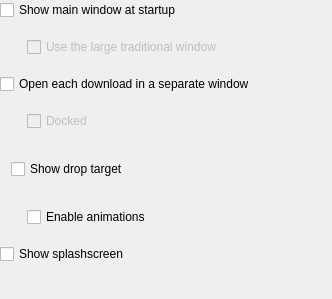
This is conf/dlgappearance.ui in KDE/kget as Qt 5 draws it before an edit. The edited form follows.
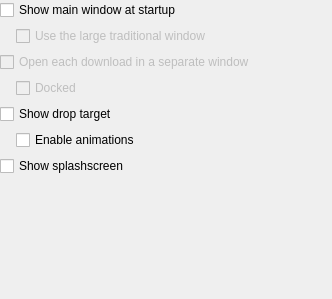
This is the edited form.

The edit to the form file:
```diff
--- a/conf/dlgappearance.ui
+++ b/conf/dlgappearance.ui
@@ -15,29 +15,45 @@
   <property name="windowTitle" >
    <string>DlgAppearance</string>
   </property>
-  <layout class="QGridLayout" >
+  <layout class="QVBoxLayout" >
    <property name="margin" >
     <number>0</number>
    </property>
    <property name="spacing" >
     <number>6</number>
    </property>
-   <item row="0" column="0" >
+   <item>
     <widget class="QCheckBox" name="kcfg_ShowMain" >
      <property name="text" >
       <string>Show main window at startup</string>
      </property>
     </widget>
    </item>
-   <item row="1" column="0" >
-    <layout class="QGridLayout" >
+   <item>
+    <layout class="QHBoxLayout" >
      <property name="margin" >
-      <number>11</number>
+      <number>0</number>
      </property>
      <property name="spacing" >
-      <number>6</number>
+      <number>0</number>
      </property>
-     <item row="0" column="1" >
+     <item>
+      <spacer>
+       <property name="orientation" >
+        <enum>Qt::Horizontal</enum>
+       </property>
+       <property name="sizeType" >
+        <enum>QSizePolicy::Fixed</enum>
+       </property>
+       <property name="sizeHint" >
+        <size>
+         <width>16</width>
+         <height>20</height>
+        </size>
+       </property>
+      </spacer>
+     </item>
+     <item>
       <widget class="QCheckBox" name="kcfg_ShowMainLarge" >
        <property name="enabled" >
         <bool>false</bool>
@@ -47,92 +63,102 @@
        </property>
       </widget>
      </item>
-     <item row="0" column="0" >
-      <spacer>
-       <property name="orientation" >
-        <enum>Qt::Horizontal</enum>
-       </property>
-       <property name="sizeType" >
-        <enum>QSizePolicy::Fixed</enum>
-       </property>
-       <property name="sizeHint" >
-        <size>
-         <width>16</width>
-         <height>20</height>
-        </size>
-       </property>
-      </spacer>
-     </item>
     </layout>
    </item>
-   <item row="2" column="0" >
+   <item>
     <widget class="QCheckBox" name="kcfg_ShowIndividual" >
+     <property name="enabled" >
+      <bool>false</bool>
+     </property>
      <property name="text" >
       <string>Open each download in a separate window</string>
      </property>
     </widget>
    </item>
-   <item row="4" column="0" >
+   <item>
     <layout class="QHBoxLayout" >
      <property name="margin" >
-      <number>11</number>
+      <number>0</number>
      </property>
      <property name="spacing" >
-      <number>6</number>
+      <number>0</number>
      </property>
      <item>
-      <widget class="QCheckBox" name="kcfg_ShowDropTarget" >
-       <property name="text" >
-        <string>Show drop target</string>
+      <spacer>
+       <property name="orientation" >
+        <enum>Qt::Horizontal</enum>
        </property>
-      </widget>
-     </item>
-     <item>
-      <widget class="QLabel" name="pixLabel" >
-       <property name="sizePolicy" >
-        <sizepolicy>
-         <hsizetype>0</hsizetype>
-         <vsizetype>0</vsizetype>
-         <horstretch>0</horstretch>
-         <verstretch>0</verstretch>
-        </sizepolicy>
+       <property name="sizeType" >
+        <enum>QSizePolicy::Fixed</enum>
        </property>
-       <property name="minimumSize" >
+       <property name="sizeHint" >
         <size>
-         <width>18</width>
+         <width>16</width>
          <height>18</height>
         </size>
        </property>
-       <property name="maximumSize" >
-        <size>
-         <width>18</width>
-         <height>18</height>
-        </size>
+      </spacer>
+     </item>
+     <item>
+      <widget class="QCheckBox" name="kcfg_DockifyIndividual" >
+       <property name="enabled" >
+        <bool>false</bool>
        </property>
        <property name="text" >
-        <string/>
+        <string>Docked</string>
        </property>
       </widget>
      </item>
+    </layout>
+   </item>
+   <item>
+    <widget class="QCheckBox" name="kcfg_ShowDropTarget" >
+     <property name="text" >
+      <string>Show drop target</string>
+     </property>
+    </widget>
+   </item>
+   <item>
+    <layout class="QHBoxLayout" >
+     <property name="margin" >
+      <number>0</number>
+     </property>
+     <property name="spacing" >
+      <number>0</number>
+     </property>
      <item>
       <spacer>
        <property name="orientation" >
         <enum>Qt::Horizontal</enum>
        </property>
        <property name="sizeType" >
-        <enum>QSizePolicy::Expanding</enum>
+        <enum>QSizePolicy::Fixed</enum>
        </property>
        <property name="sizeHint" >
         <size>
-         <width>91</width>
-         <height>16</height>
+         <width>16</width>
+         <height>18</height>
         </size>
        </property>
       </spacer>
      </item>
+     <item>
+      <widget class="QCheckBox" name="kcfg_AnimateDropTarget" >
+       <property name="text" >
+        <string>Enable animations</string>
+       </property>
+      </widget>
+     </item>
     </layout>
    </item>
-   <item row="7" column="0" >
+   <item>
+    <widget class="QCheckBox" name="kcfg_ShowSplashscreen" >
+     <property name="text" >
+      <string>Show splashscreen</string>
+     </property>
+    </widget>
+   </item>
+   <item>
     <spacer>
      <property name="orientation" >
       <enum>Qt::Vertical</enum>
@@ -148,82 +174,6 @@
      </property>
     </spacer>
    </item>
-   <item row="6" column="0" >
-    <widget class="QCheckBox" name="kcfg_ShowSplashscreen" >
-     <property name="text" >
-      <string>Show splashscreen</string>
-     </property>
-    </widget>
-   </item>
-   <item row="3" column="0" >
-    <layout class="QHBoxLayout" >
-     <property name="margin" >
-      <number>11</number>
-     </property>
-     <property name="spacing" >
-      <number>6</number>
-     </property>
-     <item>
-      <spacer>
-       <property name="orientation" >
-        <enum>Qt::Horizontal</enum>
-       </property>
-       <property name="sizeType" >
-        <enum>QSizePolicy::Fixed</enum>
-       </property>
-       <property name="sizeHint" >
-        <size>
-         <width>16</width>
-         <height>18</height>
-        </size>
-       </property>
-      </spacer>
-     </item>
-     <item>
-      <widget class="QCheckBox" name="kcfg_DockifyIndividual" >
-       <property name="enabled" >
-        <bool>false</bool>
-       </property>
-       <property name="text" >
-        <string>Docked</string>
-       </property>
-      </widget>
-     </item>
-    </layout>
-   </item>
-   <item row="5" column="0" >
-    <layout class="QHBoxLayout" >
-     <property name="margin" >
-      <number>11</number>
-     </property>
-     <property name="spacing" >
-      <number>6</number>
-     </property>
-     <item>
-      <spacer>
-       <property name="orientation" >
-        <enum>Qt::Horizontal</enum>
-       </property>
-       <property name="sizeType" >
-        <enum>QSizePolicy::Fixed</enum>
-       </property>
-       <property name="sizeHint" >
-        <size>
-         <width>16</width>
-         <height>18</height>
-        </size>
-       </property>
-      </spacer>
-     </item>
-     <item>
-      <widget class="QCheckBox" name="kcfg_AnimateDropTarget" >
-       <property name="text" >
-        <string>Enable animations</string>
-       </property>
-      </widget>
-     </item>
-    </layout>
-   </item>
   </layout>
  </widget>
  <layoutdefault spacing="6" margin="11" />
```
Left out of the diff: 51 changed lines with no effect on the pictures.
